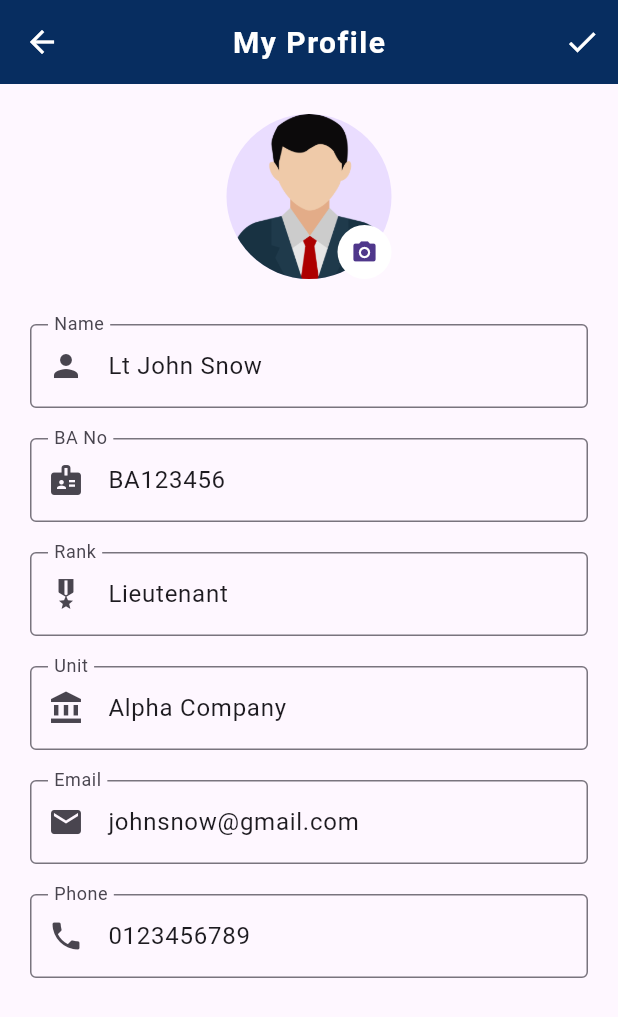
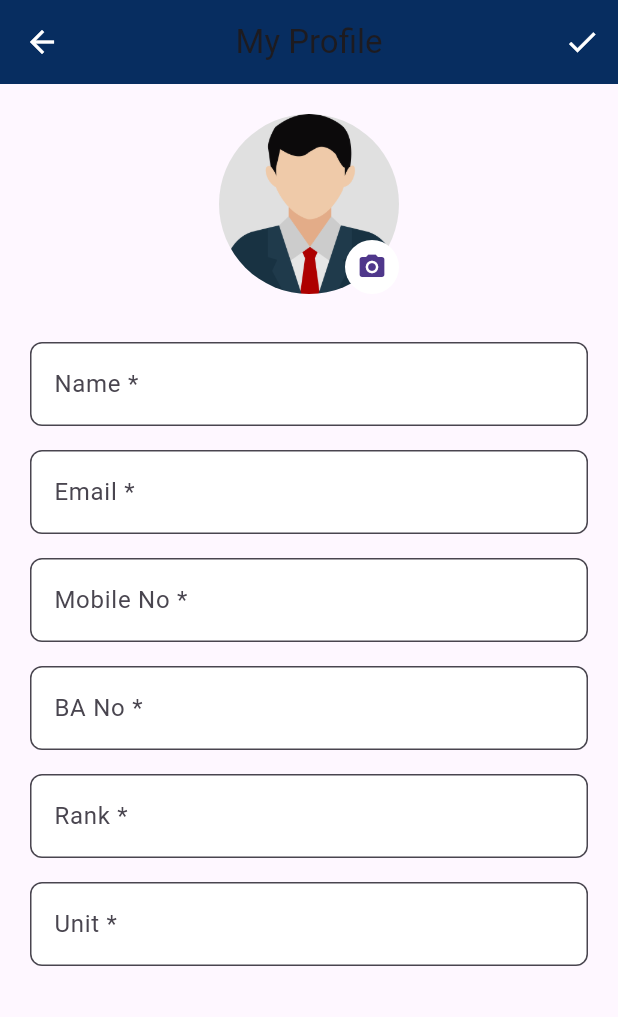
Before and after one commit to refath2024/Smart_mess, a Flutter app: the MyProfilePage screen opened directly, after a tap on the "edit" icon, after a tap on the "camera alt" icon, on a phone screen of 412 x 824 dp. Shown: the top 1017 px of the screen. Run offline on Flutter 3.47's test engine with Material 3 defaults, Android fonts, the phone set to English and light mode, and no system bars; our stand-ins replace animated_splash_screen, cloud_firestore, firebase_auth, firebase_core, firebase_storage, image_picker and 2 more; accounts and stored records are empty.

Commit message:
my profile page info fetched from firebase

```diff
--- a/lib/screens/user/my_pro.dart
+++ b/lib/screens/user/my_pro.dart
@@ -1,6 +1,10 @@
+import 'dart:io';
+
 import 'package:flutter/material.dart';
-import 'dart:io';
+import 'package:cloud_firestore/cloud_firestore.dart';
+import 'package:firebase_auth/firebase_auth.dart';
 import 'package:image_picker/image_picker.dart';
+import 'package:firebase_storage/firebase_storage.dart';
 
 class MyProfilePage extends StatefulWidget {
   const MyProfilePage({super.key});
@@ -12,58 +16,244 @@ class MyProfilePage extends StatefulWidget {
 class _MyProfilePageState extends State<MyProfilePage> {
   final _formKey = GlobalKey<FormState>();
   bool _isEditing = false;
-  String name = "Lt John Snow";
-  String email = "johnsnow@gmail.com";
-  String phone = "0123456789";
+  bool _isLoading = true;
+  bool _isSaving = false;
 
-  String baNo = "BA123456";
-  String rank = "Lieutenant";
-  String unit = "Alpha Company";
+  late TextEditingController _nameController;
+  late TextEditingController _emailController;
+  late TextEditingController _phoneController;
+  late TextEditingController _noController;
+  late TextEditingController _rankController;
+  late TextEditingController _unitController;
 
+  String? _imageUrl;
   File? _imageFile;
+  final ImagePicker _picker = ImagePicker();
 
-  Future<void> _pickImage() async {
-    final pickedFile = await ImagePicker().pickImage(source: ImageSource.gallery);
-    if (pickedFile != null) {
+  @override
+  void initState() {
+    super.initState();
+    _nameController = TextEditingController();
+    _emailController = TextEditingController();
+    _phoneController = TextEditingController();
+    _noController = TextEditingController();
+    _rankController = TextEditingController();
+    _unitController = TextEditingController();
+    _loadProfile();
+  }
+
+  @override
+  void dispose() {
+    _nameController.dispose();
+    _emailController.dispose();
+    _phoneController.dispose();
+    _noController.dispose();
+    _rankController.dispose();
+    _unitController.dispose();
+    super.dispose();
+  }
+
+  Future<void> _loadProfile() async {
+    final user = FirebaseAuth.instance.currentUser;
+    if (user == null) {
       setState(() {
-        _imageFile = File(pickedFile.path);
+        _isLoading = false;
+      });
+      return;
+    }
+    try {
+      final doc = await FirebaseFirestore.instance.collection('user_requests').doc(user.uid).get();
+      if (doc.exists) {
+        final data = doc.data()!;
+        _nameController.text = data['name'] ?? '';
+        _emailController.text = data['email'] ?? '';
+        _phoneController.text = data['mobile'] ?? '';
+        _noController.text = data['no'] ?? '';
+        _rankController.text = data['rank'] ?? '';
+        _unitController.text = data['unit'] ?? '';
+        _imageUrl = data['image_url'];
+      }
+    } catch (e) {
+      debugPrint('Failed to load profile: $e');
+      ScaffoldMessenger.of(context).showSnackBar(SnackBar(content: Text('Failed to load profile: $e')));
+    } finally {
+      setState(() {
+        _isLoading = false;
       });
     }
   }
 
+  Future<void> _pickImage() async {
+    try {
+      final pickedFile = await _picker.pickImage(
+        source: ImageSource.gallery,
+        maxWidth: 1024,
+        maxHeight: 1024,
+        imageQuality: 80,
+      );
+      if (pickedFile != null) {
+        final file = File(pickedFile.path);
+        final bytes = await file.length();
+        const maxSizeInBytes = 5 * 1024 * 1024; // 5 MB limit
+        if (bytes > maxSizeInBytes) {
+          ScaffoldMessenger.of(context).showSnackBar(
+            const SnackBar(content: Text("Image size exceeds 5 MB, please select smaller one.")),
+          );
+          return;
+        }
+        setState(() {
+          _imageFile = file;
+        });
+      }
+    } catch (e) {
+      debugPrint('Image picking failed: $e');
+      ScaffoldMessenger.of(context).showSnackBar(
+          SnackBar(content: Text('Failed to pick image: $e')),
+      );
+    }
+  }
+
+  Future<String?> _uploadImage(File imageFile) async {
+    try {
+      final user = FirebaseAuth.instance.currentUser;
+      if (user == null) return null;
+
+      final ext = imageFile.path.split('.').last;
+      final ref = FirebaseStorage.instance
+          .ref()
+          .child('user_profile_images')
+          .child('${user.uid}.$ext');
+
+      await ref.putFile(imageFile);
+      final url = await ref.getDownloadURL();
+      return url;
+    } catch (e) {
+      debugPrint('Image upload failed: $e');
+      return null;
+    }
+  }
+
+  Future<void> _saveProfile() async {
+    if (!_formKey.currentState!.validate()) return;
+
+    setState(() {
+      _isSaving = true;
+    });
+
+    final user = FirebaseAuth.instance.currentUser;
+    if (user == null) return;
+
+    String? uploadedImageUrl = _imageUrl;
+
+    if (_imageFile != null) {
+      final url = await _uploadImage(_imageFile!);
+      if (url != null) {
+        uploadedImageUrl = url;
+      } else {
+        ScaffoldMessenger.of(context).showSnackBar(
+          const SnackBar(content: Text('Failed to upload profile image')),
+        );
+        setState(() {
+          _isSaving = false;
+        });
+        return;
+      }
+    }
+
+    try {
+      await FirebaseFirestore.instance.collection('user_requests').doc(user.uid).update({
+        'name': _nameController.text.trim(),
+        'email': _emailController.text.trim(),
+        'mobile': _phoneController.text.trim(),
+        'no': _noController.text.trim(),
+        'rank': _rankController.text.trim(),
+        'unit': _unitController.text.trim(),
+        if (uploadedImageUrl != null) 'image_url': uploadedImageUrl,
+      });
+
+      setState(() {
+        _imageUrl = uploadedImageUrl;
+        _imageFile = null;
+        _isEditing = false;
+      });
+
+      ScaffoldMessenger.of(context).showSnackBar(
+        const SnackBar(content: Text('Profile updated successfully')),
+      );
+    } catch (e) {
+      debugPrint('Profile update failed: $e');
+      ScaffoldMessenger.of(context).showSnackBar(
+        SnackBar(content: Text('Failed to update profile: $e')),
+      );
+    } finally {
+      setState(() {
+        _isSaving = false;
+      });
+    }
+  }
+
+  Widget _buildTextField({
+    required String label,
+    required TextEditingController controller,
+    required bool enabled,
+    String? Function(String?)? validator,
+    TextInputType keyboardType = TextInputType.text,
+  }) {
+    return Padding(
+      padding: const EdgeInsets.symmetric(vertical: 8.0),
+      child: TextFormField(
+        controller: controller,
+        enabled: enabled,
+        validator: validator,
+        keyboardType: keyboardType,
+        decoration: InputDecoration(
+          labelText: label,
+          filled: true,
+          fillColor: enabled ? Colors.white : Colors.grey.shade200,
+          border: OutlineInputBorder(borderRadius: BorderRadius.circular(8)),
+        ),
+      ),
+    );
+  }
+
   @override
   Widget build(BuildContext context) {
+    if (_isLoading) {
+      return const Scaffold(
+        body: Center(child: CircularProgressIndicator()),
+      );
+    }
+
     return Scaffold(
       appBar: AppBar(
         backgroundColor: const Color(0xFF002B5B),
+        title: const Text('My Profile'),
+        centerTitle: true,
+        elevation: 2,
         leading: IconButton(
           icon: const Icon(Icons.arrow_back, color: Colors.white),
           onPressed: () => Navigator.pop(context),
         ),
-        title: const Text(
-          "My Profile",
-          style: TextStyle(
-            color: Colors.white,
-            fontWeight: FontWeight.w600,
-            fontSize: 20,
-            letterSpacing: 1,
-          ),
-        ),
-        centerTitle: true,
-        elevation: 2,
         actions: [
           IconButton(
-            icon: Icon(_isEditing ? Icons.check : Icons.edit, color: Colors.white),
-            onPressed: () {
-              if (_isEditing && _formKey.currentState!.validate()) {
-                ScaffoldMessenger.of(context).showSnackBar(
-                  const SnackBar(content: Text("Profile updated!")),
-                );
-              }
-              setState(() {
-                _isEditing = !_isEditing;
-              });
-            },
+            icon: _isSaving
+                ? const SizedBox(
+                    width: 24,
+                    height: 24,
+                    child: CircularProgressIndicator(color: Colors.white, strokeWidth: 2),
+                  )
+                : Icon(_isEditing ? Icons.check : Icons.edit, color: Colors.white),
+            onPressed: _isSaving
+                ? null
+                : () {
+                    if (_isEditing) {
+                      _saveProfile();
+                    } else {
+                      setState(() {
+                        _isEditing = true;
+                      });
+                    }
+                  },
           ),
         ],
       ),
@@ -77,10 +267,13 @@ class _MyProfilePageState extends State<MyProfilePage> {
                 child: Stack(
                   children: [
                     CircleAvatar(
-                      radius: 55,
+                      radius: 60,
                       backgroundImage: _imageFile != null
                           ? FileImage(_imageFile!)
-                          : const AssetImage('assets/pro.png') as ImageProvider,
+                          : (_imageUrl != null && _imageUrl!.isNotEmpty)
+                              ? NetworkImage(_imageUrl!)
+                              : const AssetImage('assets/pro.png') as ImageProvider,
+                      backgroundColor: Colors.grey.shade300,
                     ),
                     if (_isEditing)
                       Positioned(
@@ -90,89 +283,62 @@ class _MyProfilePageState extends State<MyProfilePage> {
                           radius: 18,
                           backgroundColor: Colors.white,
                           child: IconButton(
-                            icon: const Icon(Icons.camera_alt, size: 18),
+                            icon: const Icon(Icons.camera_alt, size: 20),
                             onPressed: _pickImage,
+                            tooltip: 'Change Profile Picture',
                           ),
                         ),
                       ),
                   ],
                 ),
               ),
-              const SizedBox(height: 30),
-              TextFormField(
+              const SizedBox(height: 24),
+              _buildTextField(
+                label: "Name *",
+                controller: _nameController,
                 enabled: _isEditing,
-                initialValue: name,
-                decoration: const InputDecoration(
-                  labelText: "Name",
-                  border: OutlineInputBorder(),
-                  prefixIcon: Icon(Icons.person),
-                ),
-                onChanged: (val) => name = val,
-                validator: (val) => val == null || val.isEmpty ? "Enter your name" : null,
+                validator: (val) => val == null || val.trim().isEmpty ? 'Please enter your name' : null,
               ),
-              const SizedBox(height: 20),
-              TextFormField(
+              _buildTextField(
+                label: "Email *",
+                controller: _emailController,
                 enabled: _isEditing,
-                initialValue: baNo,
-                decoration: const InputDecoration(
-                  labelText: "BA No",
-                  border: OutlineInputBorder(),
-                  prefixIcon: Icon(Icons.badge),
-                ),
-                onChanged: (val) => baNo = val,
-                validator: (val) => val == null || val.isEmpty ? "Enter your BA No" : null,
+                keyboardType: TextInputType.emailAddress,
+                validator: (val) {
+                  if (val == null || val.isEmpty) return 'Please enter your email';
+                  final regex = RegExp(r'^[^@\s]+@[^@\s]+\.[^@\s]+$');
+                  if (!regex.hasMatch(val)) return 'Enter a valid email address';
+                  return null;
+                },
               ),
-              const SizedBox(height: 20),
-              TextFormField(
+              _buildTextField(
+                label: "Mobile No *",
+                controller: _phoneController,
                 enabled: _isEditing,
-                initialValue: rank,
-                decoration: const InputDecoration(
-                  labelText: "Rank",
-                  border: OutlineInputBorder(),
-                  prefixIcon: Icon(Icons.military_tech),
-                ),
-                onChanged: (val) => rank = val,
-                validator: (val) => val == null || val.isEmpty ? "Enter your rank" : null,
+                keyboardType: TextInputType.phone,
+                validator: (val) {
+                  if (val == null || val.isEmpty) return 'Please enter your mobile number';
+                  if (!RegExp(r'^\d+$').hasMatch(val)) return 'Mobile number must contain only digits';
+                  if (val.length < 11) return 'Mobile number must be at least 11 digits';
+                  return null;
+                },
               ),
-              const SizedBox(height: 20),
-              TextFormField(
+              _buildTextField(
+                label: "BA No *",
+                controller: _noController,
                 enabled: _isEditing,
-                initialValue: unit,
-                decoration: const InputDecoration(
-                  labelText: "Unit",
-                  border: OutlineInputBorder(),
-                  prefixIcon: Icon(Icons.account_balance),
-                ),
-                onChanged: (val) => unit = val,
-                validator: (val) => val == null || val.isEmpty ? "Enter your unit" : null,
+                validator: (val) => val == null || val.trim().isEmpty ? 'Please enter your BA No' : null,
               ),
-
-              const SizedBox(height: 20),
-              TextFormField(
+              _buildTextField(
+                label: "Rank *",
+                controller: _rankController,
                 enabled: _isEditing,
-                initialValue: email,
-                decoration: const InputDecoration(
-                  labelText: "Email",
-                  border: OutlineInputBorder(),
-                  prefixIcon: Icon(Icons.email),
-                ),
-                onChanged: (val) => email = val,
-                validator: (val) => val == null || val.isEmpty ? "Enter your email" : null,
               ),
-              const SizedBox(height: 20),
-              TextFormField(
+              _buildTextField(
+                label: "Unit *",
+                controller: _unitController,
                 enabled: _isEditing,
-                initialValue: phone,
-                decoration: const InputDecoration(
-                  labelText: "Phone",
-                  border: OutlineInputBorder(),
-                  prefixIcon: Icon(Icons.phone),
-                ),
-                keyboardType: TextInputType.phone,
-                onChanged: (val) => phone = val,
-                validator: (val) => val == null || val.isEmpty ? "Enter your phone" : null,
               ),
-
             ],
           ),
         ),
```
Also changed, not shown: lib/screens/register_screen.dart (+20 -52 lines).
